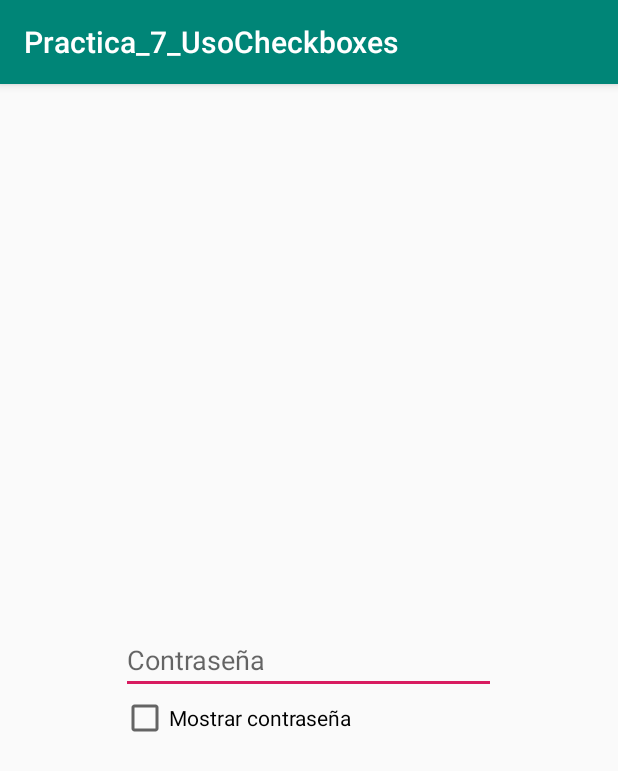
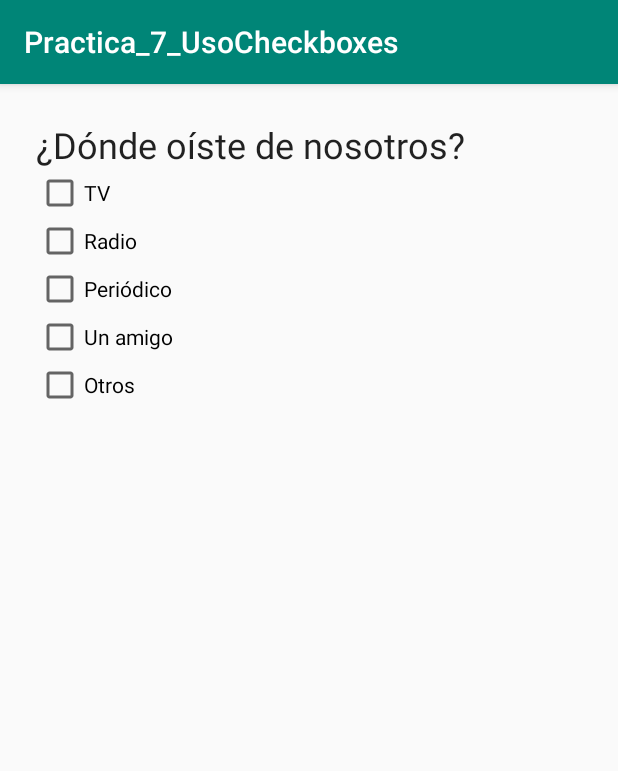
Before and after one commit to Isaipc/Practica_7_UsoCheckboxes, an Android app: the screen it shows after launch (Main5Activity before the commit, Main6Activity after it), on a phone screen of 412 x 824 dp. Shown: the top 771 px of the screen. Run offline under Robolectric (Android 15) with nearby library versions, the phone set to English and light mode, and no system bars.

Commit message:
Nueva Activity

```diff
--- a/app/src/main/res/layout/activity_main6.xml
+++ b/app/src/main/res/layout/activity_main6.xml
@@ -1,9 +1,79 @@
 <?xml version="1.0" encoding="utf-8"?>
-<androidx.constraintlayout.widget.ConstraintLayout xmlns:android="http://schemas.android.com/apk/res/android"
-    xmlns:app="http://schemas.android.com/apk/res-auto"
+<LinearLayout xmlns:android="http://schemas.android.com/apk/res/android"
     xmlns:tools="http://schemas.android.com/tools"
     android:layout_width="match_parent"
     android:layout_height="match_parent"
+    android:orientation="vertical"
+    android:padding="24dp"
     tools:context=".Main6Activity">
-
-</androidx.constraintlayout.widget.ConstraintLayout>
+    <TextView
+        android:layout_width="match_parent"
+        android:layout_height="wrap_content"
+        android:textAppearance="@style/TextAppearance.AppCompat.Headline"
+        android:text="@string/tv_channel"/>
+    <CheckBox
+        android:id="@+id/check_tv"
+        android:layout_width="wrap_content"
+        android:layout_height="wrap_content"
+        android:text="@string/check_tv"/>
+    <EditText
+        android:id="@+id/et_tv"
+        android:layout_width="match_parent"
+        android:layout_height="wrap_content"
+        android:inputType="text"
+        android:importantForAutofill="no"
+        android:visibility="gone"
+        tools:ignore="LabelFor" />
+    <CheckBox
+        android:id="@+id/check_radio"
+        android:layout_width="wrap_content"
+        android:layout_height="wrap_content"
+        android:text="@string/check_radio"/>
+    <EditText
+        android:id="@+id/et_radio"
+        android:layout_width="match_parent"
+        android:layout_height="wrap_content"
+        android:inputType="text"
+        android:importantForAutofill="no"
+        android:visibility="gone"
+        tools:ignore="LabelFor" />
+    <CheckBox
+        android:id="@+id/check_periodico"
+        android:layout_width="wrap_content"
+        android:layout_height="wrap_content"
+        android:text="@string/check_periodico"/>
+    <EditText
+        android:id="@+id/et_periodico"
+        android:layout_width="match_parent"
+        android:layout_height="wrap_content"
+        android:inputType="text"
+        android:importantForAutofill="no"
+        android:visibility="gone"
+        tools:ignore="LabelFor" />
+    <CheckBox
+        android:id="@+id/check_amigo"
+        android:layout_width="wrap_content"
+        android:layout_height="wrap_content"
+        android:text="@string/check_amigo"/>
+    <EditText
+        android:id="@+id/et_amigo"
+        android:layout_width="match_parent"
+        android:layout_height="wrap_content"
+        android:inputType="text"
+        android:importantForAutofill="no"
+        android:visibility="gone"
+        tools:ignore="LabelFor" />
+    <CheckBox
+        android:id="@+id/check_otros"
+        android:layout_width="wrap_content"
+        android:layout_height="wrap_content"
+        android:text="@string/check_otros"/>
+    <EditText
+        android:id="@+id/et_otros"
+        android:layout_width="match_parent"
+        android:layout_height="wrap_content"
+        android:inputType="text"
+        android:importantForAutofill="no"
+        android:visibility="gone"
+        tools:ignore="LabelFor" />
+</LinearLayout>
--- a/app/src/main/res/values/strings.xml
+++ b/app/src/main/res/values/strings.xml
@@ -21,4 +21,10 @@
     <string name="check_arte">Arte</string>
     <string name="pass">Contraseña</string>
     <string name="check_show_pass">Mostrar contraseña</string>
+    <string name="tv_channel">¿Dónde oíste de nosotros?</string>
+    <string name="check_tv">TV</string>
+    <string name="check_amigo">Un amigo</string>
+    <string name="check_periodico">Periódico</string>
+    <string name="check_radio">Radio</string>
+    <string name="check_otros">Otros</string>
 </resources>
```
Also changed, not shown: app/src/main/AndroidManifest.xml (+6 -4 lines), app/src/main/java/com/app/practica_7_usocheckboxes/Main6Activity.java (+40 -1 lines).
